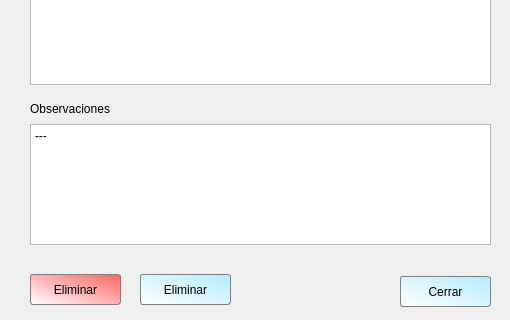
First picture: the form in UiDialogJuego.ui, repository arlumno/DI-BibliotecaJuegos, before the edit; both pictures show x 0 to 510 and y 236 to 556 of the 510 by 556 pixel window.
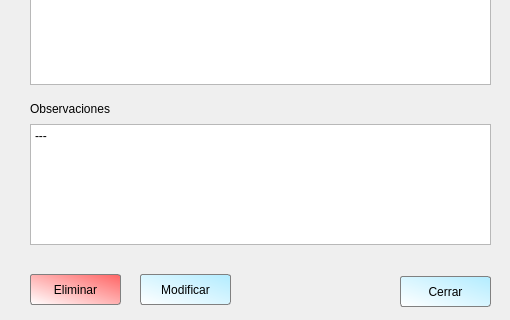
Second picture: the form after the edit. Icons and pictures are not drawn.

```diff
--- a/UiDialogJuego.ui
+++ b/UiDialogJuego.ui
@@ -493,7 +493,7 @@
     </rect>
    </property>
    <property name="text">
-    <string>Eliminar</string>
+    <string>Modificar</string>
    </property>
    <property name="icon">
     <iconset resource="iconos.qrc">
```
